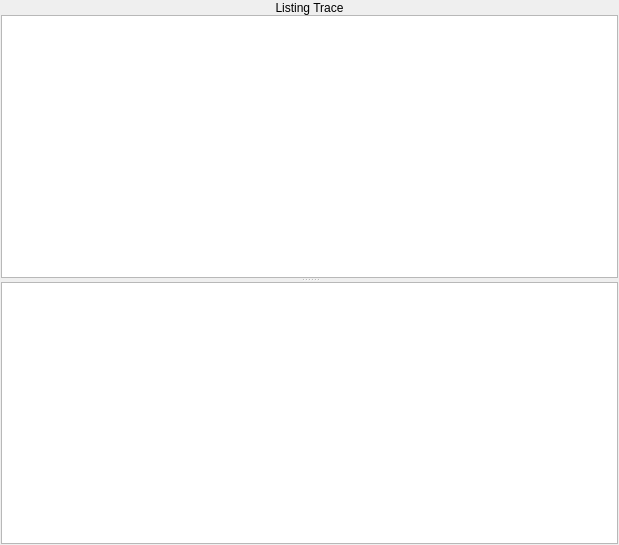
Above: listingtracepane.ui from WarlockD/pep8-1 before the change. Below: the same form after it.
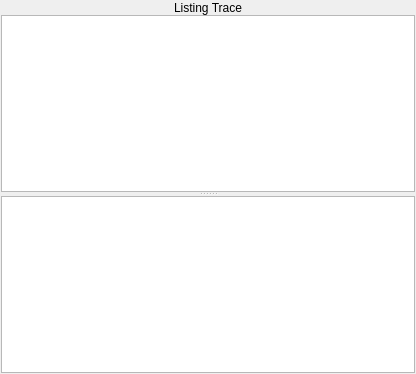
That is the form after the change.

Patch:
```diff
--- a/listingtracepane.ui
+++ b/listingtracepane.ui
@@ -6,8 +6,8 @@
    <rect>
     <x>0</x>
     <y>0</y>
-    <width>619</width>
-    <height>545</height>
+    <width>416</width>
+    <height>374</height>
    </rect>
   </property>
   <property name="windowTitle">
```
